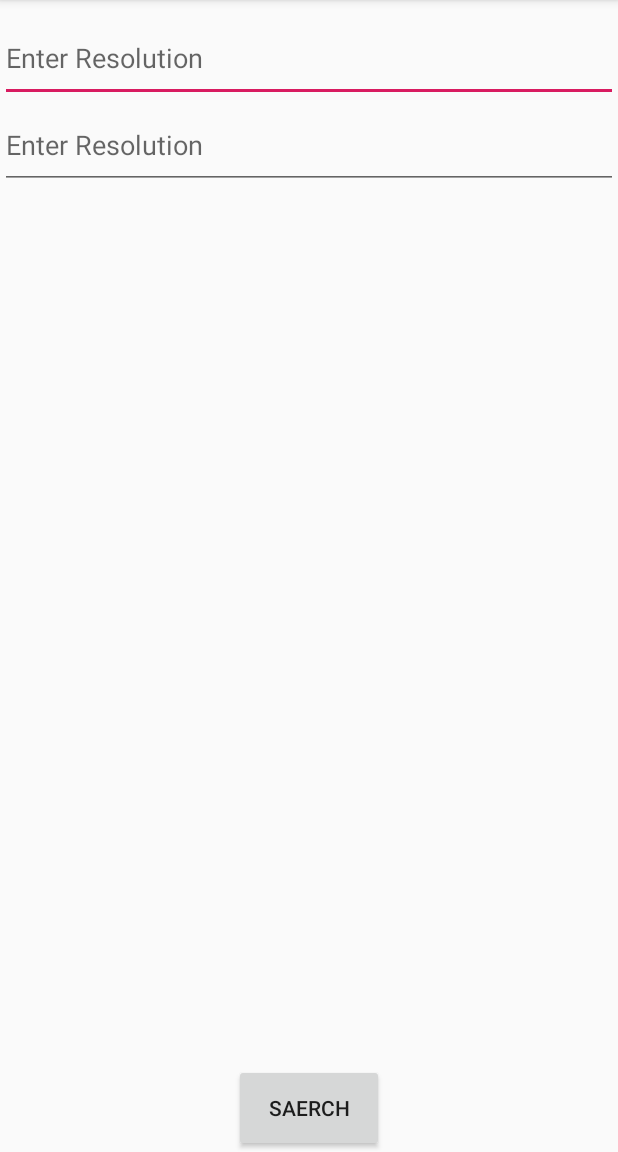
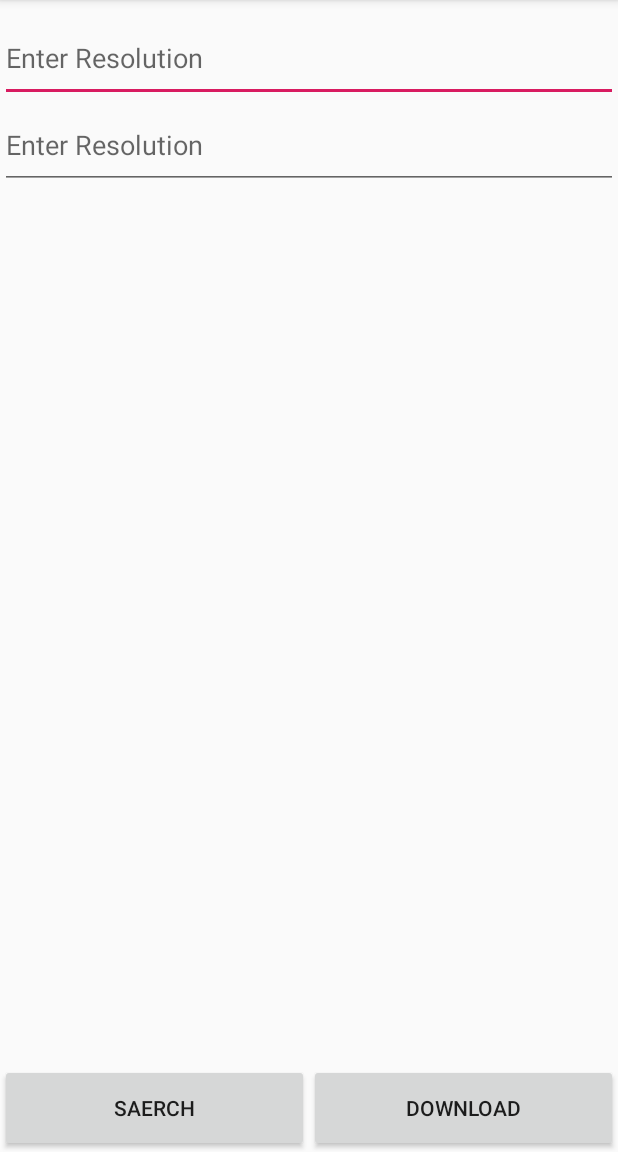
Before and after one commit to abhijitramesh/get_the_image, an Android app: the screen it shows after launch (MainActivity), on a phone screen of 412 x 824 dp, the part 84-1236 px from its top. Run offline under Robolectric (Android 15) with nearby library versions, the phone set to English and light mode, and no system bars; our stand-ins replace ButterKnife; libraries missing offline, so code that uses them is left out: com.squareup.okhttp.

```diff
--- a/app/build.gradle
+++ b/app/build.gradle
@@ -34,4 +34,8 @@ dependencies {
     implementation 'com.google.code.gson:gson:1.7.2'
     implementation 'com.squareup.retrofit:converter-gson:2.0.0-beta2'
     implementation 'com.squareup.okhttp:okhttp:2.4.0'
+
+    //Room Persistence Library
+    implementation "android.arch.persistence.room:runtime:1.0.0"
+    annotationProcessor "android.arch.persistence.room:compiler:1.0.0"
 }
--- a/app/src/main/res/layout/activity_main.xml
+++ b/app/src/main/res/layout/activity_main.xml
@@ -15,6 +15,7 @@
         android:layout_marginTop="10dp"
         android:layout_weight="1"
         android:hint="Enter Resolution"
+        android:numeric="decimal"
         />
     <EditText
         android:layout_width="match_parent"
@@ -22,6 +23,7 @@
         android:id="@+id/res2"
         android:layout_weight="1"
         android:hint="Enter Resolution"
+        android:numeric="decimal"
 
         />
     <ImageView
@@ -31,15 +33,29 @@
         android:id="@+id/imageViewId"
 
         />
+    <LinearLayout
+        android:layout_height="0dp"
+        android:layout_width="match_parent"
+        android:layout_weight="1">
+
 
     <Button
         android:layout_width="100dp"
-        android:layout_height="0dp"
+        android:layout_height="match_parent"
         android:layout_weight="1"
         android:layout_gravity="center"
         android:text="Saerch"
         android:id="@+id/button"
+        />
+        <Button
+            android:layout_width="100dp"
+            android:layout_height="match_parent"
+            android:layout_weight="1"
+            android:layout_gravity="center"
+            android:text="Download"
+            android:id="@+id/button_1"
+            />
+        </LinearLayout>
 
 
-        />
 </LinearLayout>
```
Also changed, not shown: app/src/main/java/com/example/get_the_image/MainActivity.java (+45 -0 lines), app/src/main/java/com/example/get_the_image/Room/AppDatabase.java (added, +10 -0 lines), app/src/main/java/com/example/get_the_image/Room/DatabaseClient.java (added, +36 -0 lines), app/src/main/java/com/example/get_the_image/Room/Image.java (added, +40 -0 lines), app/src/main/java/com/example/get_the_image/Room/ImageDAO.java (added, +26 -0 lines).
